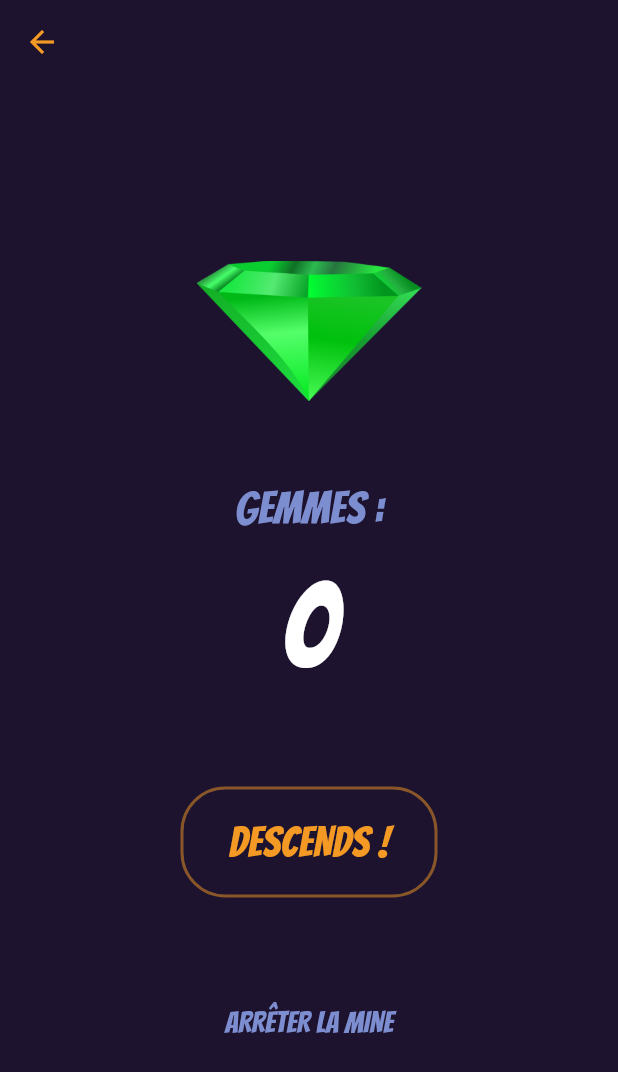
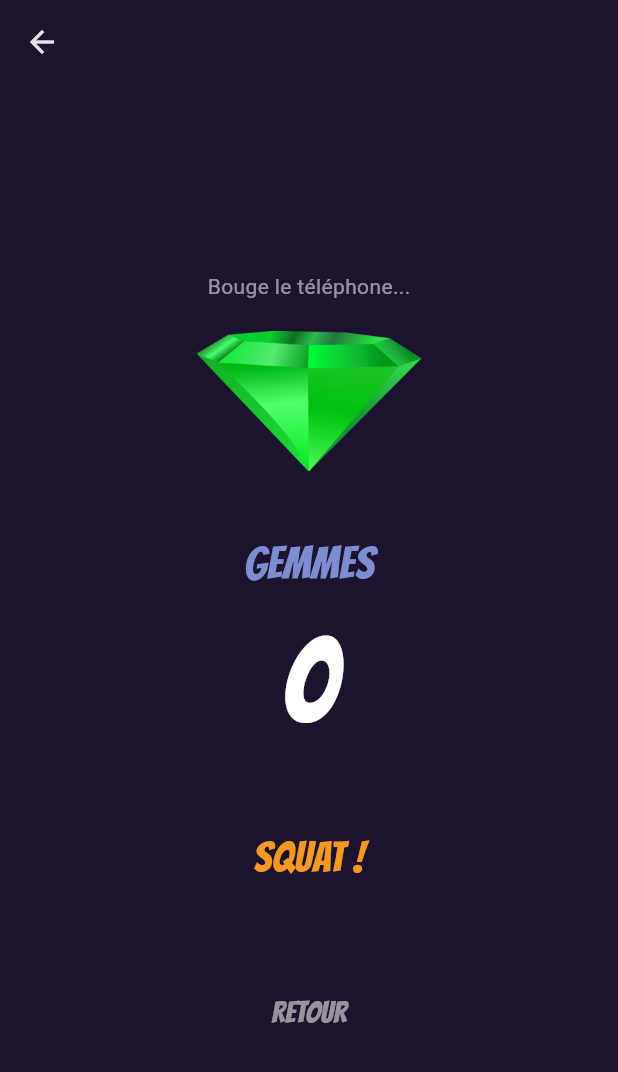
Before and after one commit to DorianDI/DoobleQuest, a Flutter app: the SquatMinerGamePage screen opened directly, on a phone screen of 412 x 824 dp. Shown: the top 1072 px of the screen. Run offline on Flutter 3.47's test engine with Material 3 defaults, Android fonts, the light colour scheme and no system bars; our stand-ins replace audioplayers, sensors_plus.

Commit message:
réglage bug

```diff
--- a/lib/game/squatminer/game.dart
+++ b/lib/game/squatminer/game.dart
@@ -1,4 +1,5 @@
 import 'dart:async';
+import 'dart:math'; // FIX: Pour utiliser sqrt()
 import 'package:flutter/material.dart';
 import 'package:sensors_plus/sensors_plus.dart';
 import 'package:flutter/services.dart';
@@ -14,12 +15,13 @@ class SquatMinerGamePage extends StatefulWidget {
 class _SquatMinerGamePageState extends State<SquatMinerGamePage> {
   int _gemCount = 0;
   bool _isDown = false;
+  String _debugValue = "Bouge le téléphone..."; // FIX: Déclaration de la variable
   StreamSubscription? _accelSub;
   final AudioPlayer _audioPlayer = AudioPlayer();
 
-  // --- RÉGLAGES (Sensibilité) ---
-  static const double _downThreshold = -1.0; // Seuil de descente
-  static const double _upThreshold = 1.5;    // Seuil de remontée
+  // On utilise une détection de force brute (Magnitude) pour que ça marche
+  // peu importe comment tu tiens le téléphone.
+  static const double _forceThreshold = 3.5;
 
   @override
   void initState() {
@@ -27,7 +29,6 @@ class _SquatMinerGamePageState extends State<SquatMinerGamePage> {
     _startMovementDetection();
   }
 
-  // --- LOGIQUE SONORE ---
   Future<void> _playCoinSound() async {
     try {
       await _audioPlayer.play(AssetSource('sfx/coin.mp3'));
@@ -36,29 +37,26 @@ class _SquatMinerGamePageState extends State<SquatMinerGamePage> {
     }
   }
 
-  // --- LOGIQUE DE MOUVEMENT ---
   void _startMovementDetection() {
     _accelSub = userAccelerometerEventStream().listen((UserAccelerometerEvent event) {
       if (!mounted) return;
 
       // Calcul de la force totale (Magnitude)
-      // sqrt(x² + y² + z²)
       double totalForce = sqrt(event.x * event.x + event.y * event.y + event.z * event.z);
 
       setState(() {
-        _debugValue = "Force: ${totalForce.toStringAsFixed(2)}";
+        _debugValue = "Force : ${totalForce.toStringAsFixed(2)}";
 
-        // Si la force dépasse 3.0, on considère qu'il y a un mouvement de squat
-        // On utilise un petit timer pour éviter de compter 10 gemmes d'un coup
-        if (!_isDown && totalForce > 3.5) {
+        // Détection du squat par accélération brusque
+        if (!_isDown && totalForce > _forceThreshold) {
           _isDown = true;
           _gemCount++;
           _playCoinSound();
           HapticFeedback.heavyImpact();
 
-          // On reset après 1.5 seconde pour laisser le temps de finir le squat
-          Future.delayed(const Duration(milliseconds: 1500), () {
-            setState(() => _isDown = false);
+          // On bloque la détection pendant 1.2s pour simuler le temps du squat
+          Future.delayed(const Duration(milliseconds: 1200), () {
+            if (mounted) setState(() => _isDown = false);
           });
         }
       });
@@ -76,80 +74,39 @@ class _SquatMinerGamePageState extends State<SquatMinerGamePage> {
   Widget build(BuildContext context) {
     return Scaffold(
       backgroundColor: const Color(0xFF1D132E),
-      appBar: AppBar(
-        backgroundColor: Colors.transparent,
-        elevation: 0,
-        iconTheme: const IconThemeData(color: Color(0xFFF49A24)),
-      ),
+      appBar: AppBar(backgroundColor: Colors.transparent, elevation: 0),
       body: Center(
         child: Column(
           mainAxisAlignment: MainAxisAlignment.center,
           children: [
-            AnimatedContainer(
-              duration: const Duration(milliseconds: 250),
-              curve: Curves.easeOutBack,
-              padding: EdgeInsets.all(_isDown ? 15 : 0),
-              decoration: BoxDecoration(
-                shape: BoxShape.circle,
-                boxShadow: [
-                  if (_isDown)
-                    BoxShadow(
-                      color: const Color(0xFF63CCE9).withValues(alpha:0.7),
-                      blurRadius: 50,
-                      spreadRadius: 10,
-                    )
-                ],
-              ),
-              child: Image.asset(
-                'assets/img/game/gemme.png',
-                width: 150,
-                fit: BoxFit.contain,
-              ),
-            ),
+            // Debug text pour voir si les capteurs bougent
+            Text(_debugValue, style: const TextStyle(color: Colors.white54, fontSize: 14)),
 
-            const SizedBox(height: 50),
-
-            const Text(
-              'GEMMES :',
-              style: TextStyle(fontFamily: 'Bangers', fontSize: 30, color: Color(0xFF7C8ED0)),
-            ),
-            Text(
-              '$_gemCount',
-              style: const TextStyle(fontFamily: 'Bangers', fontSize: 80, color: Colors.white),
-            ),
-
-            const SizedBox(height: 50),
+            const SizedBox(height: 20),
 
             AnimatedContainer(
               duration: const Duration(milliseconds: 200),
-              padding: const EdgeInsets.symmetric(horizontal: 30, vertical: 15),
-              decoration: BoxDecoration(
-                color: _isDown ? const Color(0xFF63CCE9) : Colors.transparent,
-                borderRadius: BorderRadius.circular(30),
-                border: Border.all(
-                    color: _isDown ? Colors.transparent : const Color(0xFFF49A24).withValues(alpha: 0.5),
-                    width: 2
-                ),
-              ),
-              child: Text(
-                _isDown ? "REMONTE !" : "DESCENDS !",
-                style: TextStyle(
-                  fontFamily: 'Bangers',
-                  fontSize: 28,
-                  color: _isDown ? const Color(0xFF1D132E) : const Color(0xFFF49A24),
-                ),
-              ),
+              padding: EdgeInsets.all(_isDown ? 20 : 0),
+              child: Image.asset('assets/img/game/gemme.png', width: 150),
+            ),
+
+            const SizedBox(height: 40),
+
+            const Text('GEMMES', style: TextStyle(fontFamily: 'Bangers', fontSize: 30, color: Color(0xFF7C8ED0))),
+            Text('$_gemCount', style: const TextStyle(fontFamily: 'Bangers', fontSize: 80, color: Colors.white)),
+
+            const SizedBox(height: 40),
+
+            Text(
+              _isDown ? "BIEN JOUÉ !" : "SQUAT !",
+              style: TextStyle(fontFamily: 'Bangers', fontSize: 28, color: _isDown ? Colors.greenAccent : const Color(0xFFF49A24)),
             ),
 
             const SizedBox(height: 60),
 
-            // --- BOUTON RETOUR ---
             TextButton(
               onPressed: () => Navigator.pop(context),
-              child: const Text(
-                'ARRÊTER LA MINE',
-                style: TextStyle(fontFamily: 'Bangers', color: Color(0xFF7C8ED0), fontSize: 20),
-              ),
+              child: const Text('RETOUR', style: TextStyle(fontFamily: 'Bangers', color: Colors.white54, fontSize: 20)),
             ),
           ],
         ),
```
